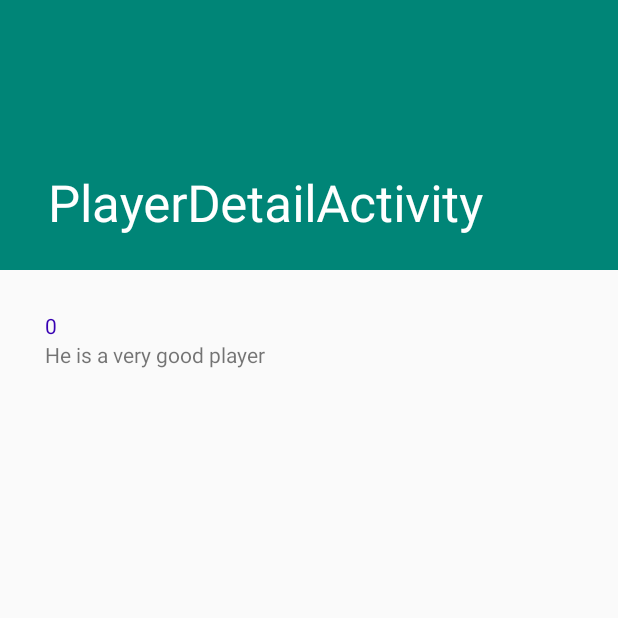
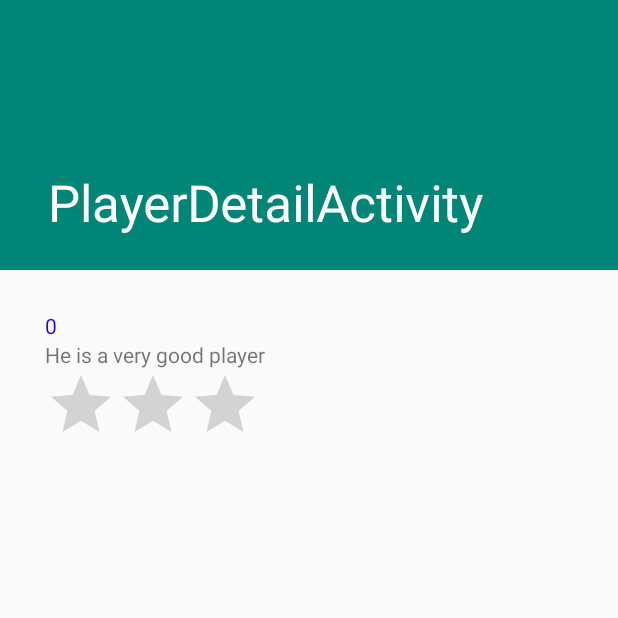
Before and after one commit to Hsun-Yu/NTUST-AppDesign-Football, an Android app: the PlayerDetailActivity screen opened directly, with no data from a screen before it, on a phone screen of 412 x 824 dp, the top half of it. Run offline under Robolectric (Android 15) with nearby library versions, the phone set to English and light mode, and no system bars.

```diff
--- a/FootballPlayer/app/src/main/res/layout/content_player_detail.xml
+++ b/FootballPlayer/app/src/main/res/layout/content_player_detail.xml
@@ -35,4 +35,11 @@
         android:id="@+id/player_start_detail_view"
         android:text="He is a very good player" />
 
+    <android.support.v7.widget.AppCompatRatingBar
+        android:id="@+id/start_detail_ratingbar"
+        android:layout_marginLeft="30dp"
+        android:layout_width="wrap_content"
+        android:layout_height="wrap_content"
+        android:numStars="3"/>
+
 </LinearLayout>
```
Also changed, not shown: FootballPlayer/app/src/main/java/com/example/footballplayer/PlayerDetailActivity.java (+5 -3 lines).
